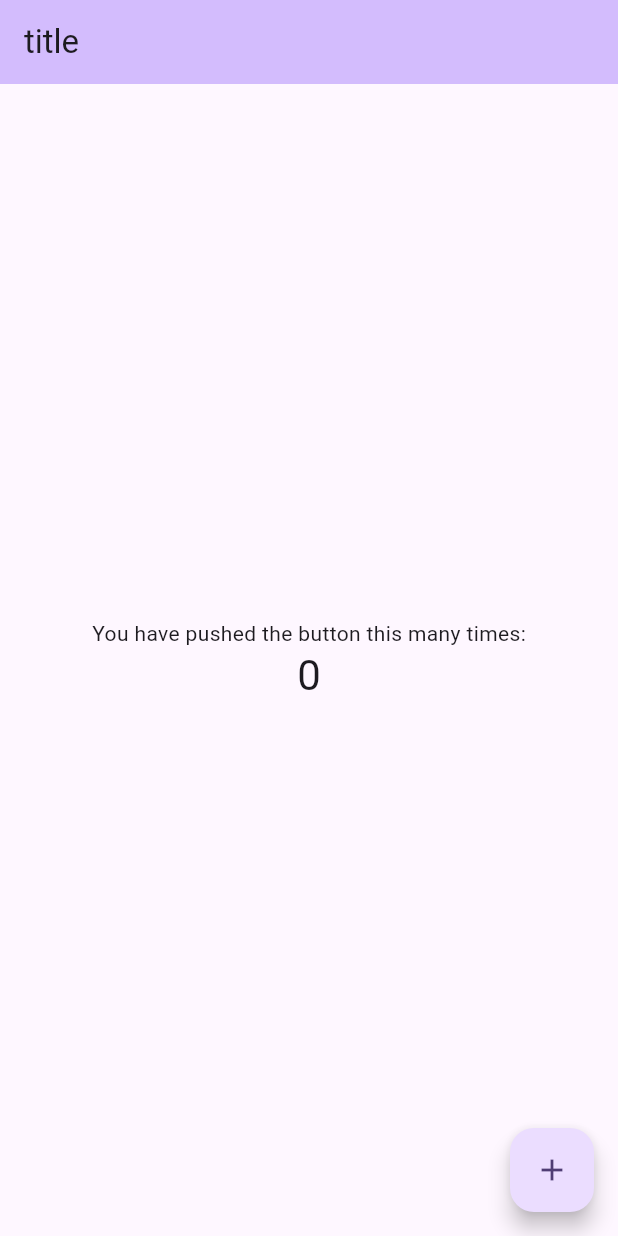
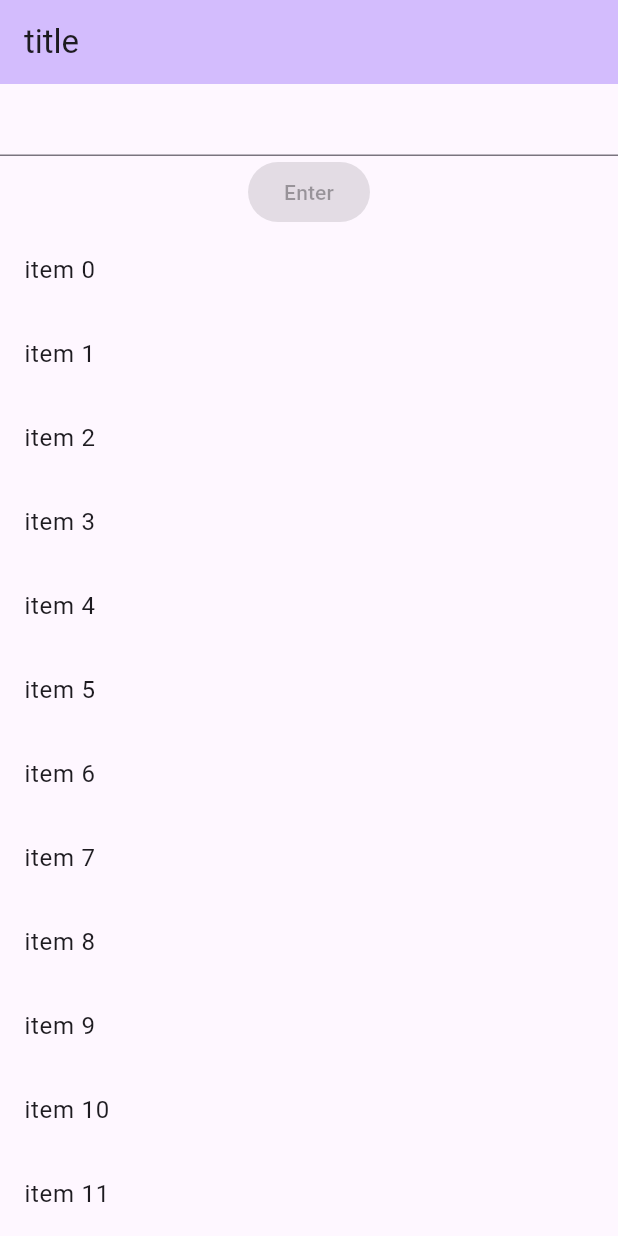
Before and after one commit to hikaritenchi/jasper-weight-tracker, a Flutter app: the screen it shows once a user with an empty profile is signed in, on a phone screen of 412 x 824 dp. Run offline on Flutter 3.47's test engine with Material 3 defaults, Android fonts, the light colour scheme and no system bars; our stand-ins replace firebase_auth, firebase_core, flutter_riverpod, riverpod_annotation; accounts and stored records are empty; generated files the repository leaves out were written again; network calls fail.

Commit message:
Reorganize to status and entry pages

```diff
--- /dev/null
+++ b/lib/entry.dart
@@ -0,0 +1,35 @@
+import 'package:flutter/material.dart';
+import 'package:flutter_riverpod/flutter_riverpod.dart';
+
+class EntryPage extends ConsumerWidget {
+  const EntryPage({super.key, required this.title});
+
+  final String title;
+
+  @override
+  Widget build(BuildContext context, WidgetRef ref) {
+    final list = List<String>.generate(15, (i) => "item $i");
+    return Scaffold(
+      appBar: AppBar(
+        backgroundColor: Theme.of(context).colorScheme.inversePrimary,
+        title: Text(title),
+      ),
+      body: Center(
+        child: Column(
+          mainAxisAlignment: MainAxisAlignment.center,
+          children: <Widget>[
+            TextFormField(),
+            ElevatedButton(onPressed: null, child: Text("Enter")),
+            Expanded(
+              child: ListView.builder(
+                  itemCount: list.length,
+                  itemBuilder: (context, index) {
+                    return ListTile(title: Text(list[index]));
+                  }),
+            ),
+          ],
+        ),
+      ),
+    );
+  }
+}
--- a/lib/main.dart
+++ b/lib/main.dart
@@ -2,8 +2,10 @@
 import 'package:firebase_core/firebase_core.dart';
 import 'package:flutter/material.dart';
 import 'package:flutter_riverpod/flutter_riverpod.dart';
+import 'package:jasper_weight_tracker/entry.dart';
 import 'package:jasper_weight_tracker/firebase_options.dart';
 import 'package:jasper_weight_tracker/login.dart';
+import 'package:jasper_weight_tracker/status.dart';
 import 'package:riverpod_annotation/riverpod_annotation.dart';
 
 part 'main.g.dart';
@@ -35,98 +37,12 @@
         useMaterial3: true,
       ),
       home: loggedInUser.when(
-        data: (user) => null == user ? LoginPage(title: "Login") : MyHomePage(title: "title"),
-        error: (a, b) => MyHomePage(title: "Error"),
-        loading: () => MyHomePage(title: "Loading"),
+        data: (user) => null == user
+            ? const LoginPage(title: "Login")
+            : const EntryPage(title: "title"),
+        error: (a, b) => const StatusPage(title: "Error"),
+        loading: () => const StatusPage(title: "Loading"),
       ),
     );
   }
 }
-
-class MyHomePage extends StatefulWidget {
-  const MyHomePage({super.key, required this.title});
-
-  // This widget is the home page of your application. It is stateful, meaning
-  // that it has a State object (defined below) that contains fields that affect
-  // how it looks.
-
-  // This class is the configuration for the state. It holds the values (in this
-  // case the title) provided by the parent (in this case the App widget) and
-  // used by the build method of the State. Fields in a Widget subclass are
-  // always marked "final".
-
-  final String title;
-
-  @override
-  State<MyHomePage> createState() => _MyHomePageState();
-}
-
-class _MyHomePageState extends State<MyHomePage> {
-  int _counter = 0;
-
-  void _incrementCounter() {
-    setState(() {
-      // This call to setState tells the Flutter framework that something has
-      // changed in this State, which causes it to rerun the build method below
-      // so that the display can reflect the updated values. If we changed
-      // _counter without calling setState(), then the build method would not be
-      // called again, and so nothing would appear to happen.
-      _counter++;
-    });
-  }
-
-  @override
-  Widget build(BuildContext context) {
-    // This method is rerun every time setState is called, for instance as done
-    // by the _incrementCounter method above.
-    //
-    // The Flutter framework has been optimized to make rerunning build methods
-    // fast, so that you can just rebuild anything that needs updating rather
-    // than having to individually change instances of widgets.
-    return Scaffold(
-      appBar: AppBar(
-        // TRY THIS: Try changing the color here to a specific color (to
-        // Colors.amber, perhaps?) and trigger a hot reload to see the AppBar
-        // change color while the other colors stay the same.
-        backgroundColor: Theme.of(context).colorScheme.inversePrimary,
-        // Here we take the value from the MyHomePage object that was created by
-        // the App.build method, and use it to set our appbar title.
-        title: Text(widget.title),
-      ),
-      body: Center(
-        // Center is a layout widget. It takes a single child and positions it
-        // in the middle of the parent.
-        child: Column(
-          // Column is also a layout widget. It takes a list of children and
-          // arranges them vertically. By default, it sizes itself to fit its
-          // children horizontally, and tries to be as tall as its parent.
-          //
-          // Column has various properties to control how it sizes itself and
-          // how it positions its children. Here we use mainAxisAlignment to
-          // center the children vertically; the main axis here is the vertical
-          // axis because Columns are vertical (the cross axis would be
-          // horizontal).
-          //
-          // TRY THIS: Invoke "debug painting" (choose the "Toggle Debug Paint"
-          // action in the IDE, or press "p" in the console), to see the
-          // wireframe for each widget.
-          mainAxisAlignment: MainAxisAlignment.center,
-          children: <Widget>[
-            const Text(
-              'You have pushed the button this many times:',
-            ),
-            Text(
-              '$_counter',
-              style: Theme.of(context).textTheme.headlineMedium,
-            ),
-          ],
-        ),
-      ),
-      floatingActionButton: FloatingActionButton(
-        onPressed: _incrementCounter,
-        tooltip: 'Increment',
-        child: const Icon(Icons.add),
-      ), // This trailing comma makes auto-formatting nicer for build methods.
-    );
-  }
-}
--- /dev/null
+++ b/lib/status.dart
@@ -0,0 +1,25 @@
+import 'package:flutter/material.dart';
+
+class StatusPage extends StatelessWidget {
+  const StatusPage({super.key, required this.title});
+
+  final String title;
+
+  @override
+  Widget build(BuildContext context) {
+    return Scaffold(
+      appBar: AppBar(
+        backgroundColor: Theme.of(context).colorScheme.inversePrimary,
+        title: Text(title),
+      ),
+      body: Center(
+        child: Column(
+          mainAxisAlignment: MainAxisAlignment.center,
+          children: <Widget>[
+            Text(title),
+          ],
+        ),
+      ),
+    );
+  }
+}
```
